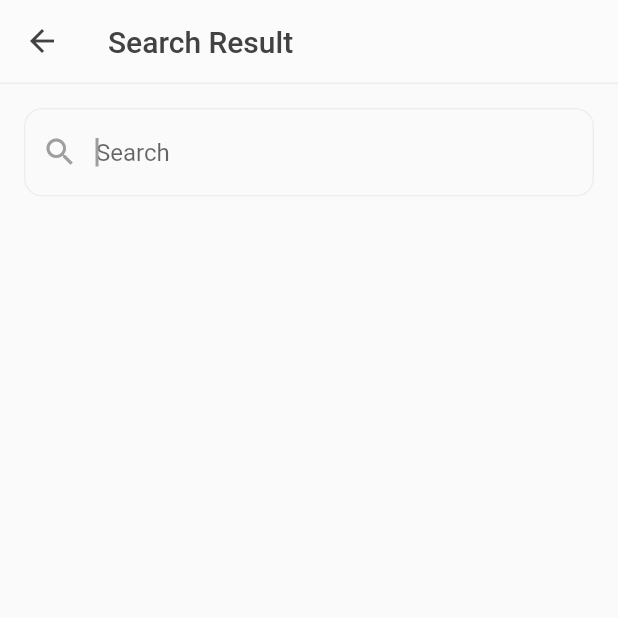
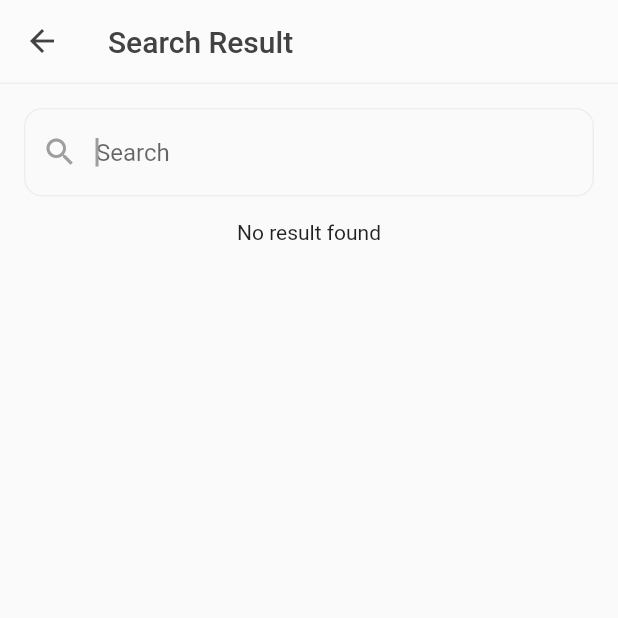
Before and after one commit to matiullah-karimi/shopy, a Flutter app: the SearchResultScreen screen opened directly, on a phone screen of 412 x 824 dp, the top half of it. Run offline on Flutter 3.47's test engine with Material 2 defaults, Android fonts, the light colour scheme and no system bars; our stand-ins replace dio, flutter_hooks, font_awesome_flutter, hooks_riverpod, shared_preferences; accounts and stored records are empty; network calls fail; statements that could not run were skipped.

Commit message:
Add no result found message in search screen

```diff
--- a/lib/screens/search_result_screen.dart
+++ b/lib/screens/search_result_screen.dart
@@ -32,6 +32,8 @@ class SearchResultScreen extends HookConsumerWidget {
             ),
             const SizedBox(height: 16),
             if (productState.isLoading) const CircularProgressIndicator(),
+            if (productState.products.isEmpty && !productState.isLoading)
+              const Text('No result found'),
             if (!productState.isLoading)
               Expanded(
                 child: GridView.builder(
```
